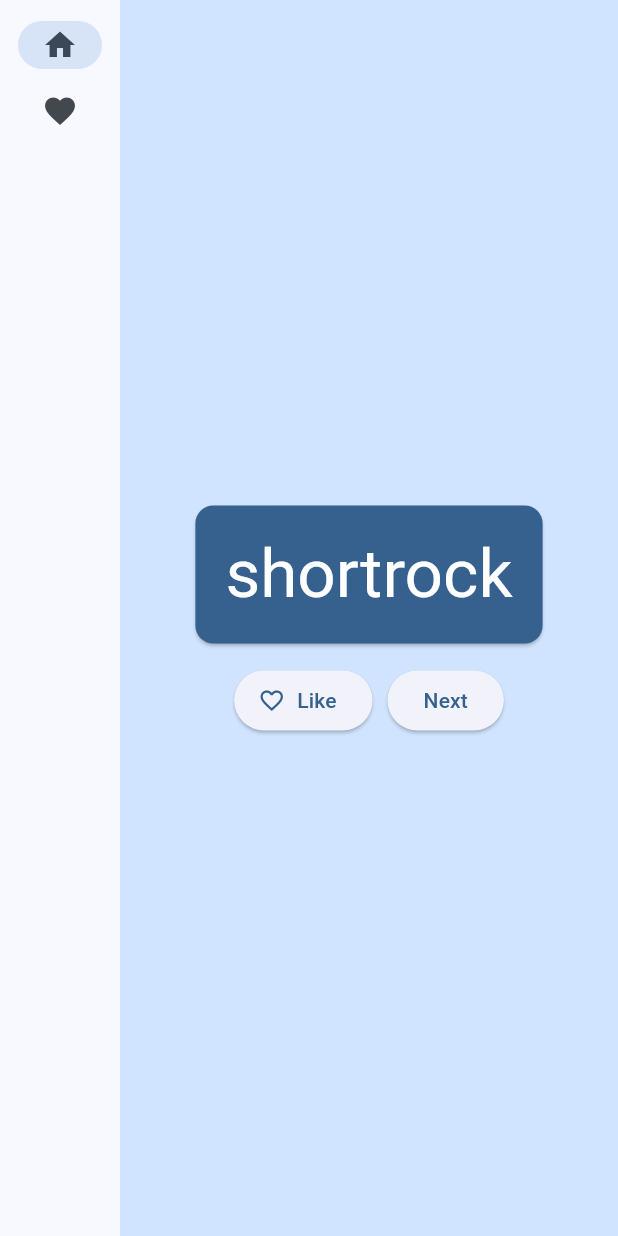
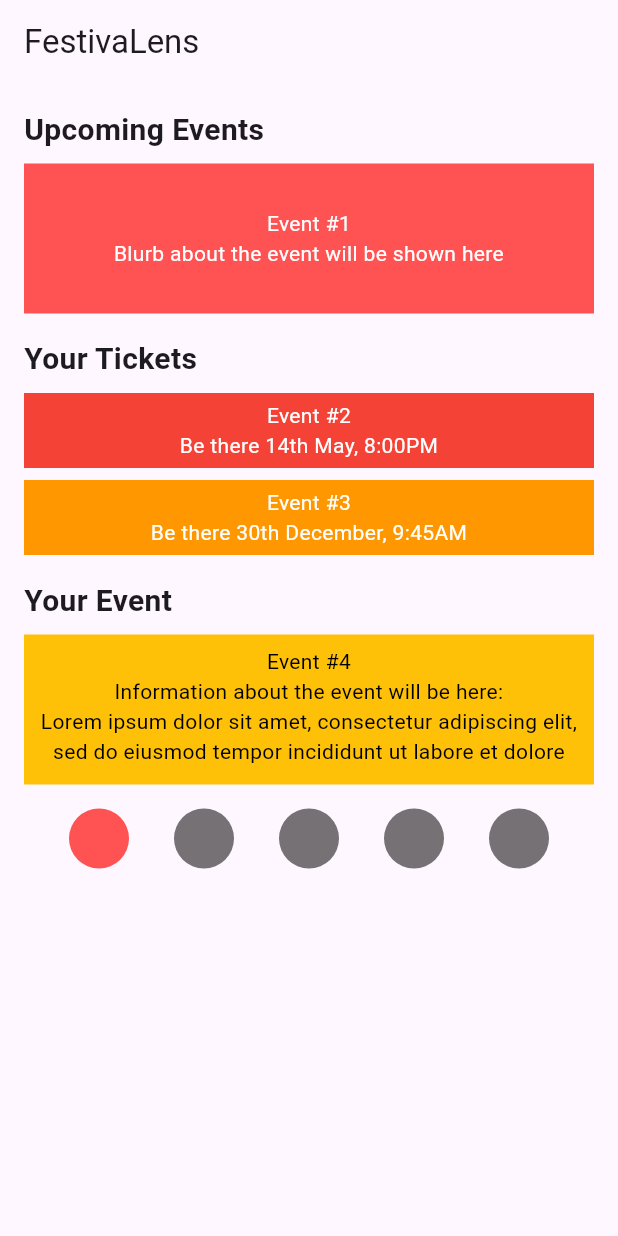
Before and after one commit to WillMBT/festivalens, a Flutter app: the screen it shows after launch, on a phone screen of 412 x 824 dp. Run offline on Flutter 3.47's test engine with Material 3 defaults, Android fonts, the phone set to English and light mode, and no system bars.

Commit message:
Update main.dart
Iteration 1

```diff
--- a/festivalens/lib/main.dart
+++ b/festivalens/lib/main.dart
@@ -1,215 +1,130 @@
-import 'package:english_words/english_words.dart';
 import 'package:flutter/material.dart';
-import 'package:provider/provider.dart';
+import 'package:flutter/services.dart';
 
 void main() {
-  runApp(MyApp());
+  runApp(FestivaLensApp());
 }
 
-class MyApp extends StatelessWidget {
-  const MyApp({super.key});
-
+class FestivaLensApp extends StatelessWidget {
   @override
   Widget build(BuildContext context) {
-    return ChangeNotifierProvider(
-      create: (context) => MyAppState(),
-      child: MaterialApp(
-        title: 'Namer App',
-        theme: ThemeData(
-          useMaterial3: true,
-          colorScheme: ColorScheme.fromSeed(seedColor: Colors.blue),
-        ),
-        home: MyHomePage(),
-      ),
+    return MaterialApp(
+      home: FestivaLensHomePage(),
     );
   }
 }
 
-class MyAppState extends ChangeNotifier {
-  var current = WordPair.random();
-void getNext() {
-    current = WordPair.random();
-    notifyListeners();
-  }
-
-  var favorites = <WordPair>[];
-
-  void toggleFavorite() {
-    if (favorites.contains(current)) {
-      favorites.remove(current);
-    } else {
-      favorites.add(current);
-    }
-    notifyListeners();
-  }
-}
-
-
-
-
-
-class MyHomePage extends StatefulWidget {
-  @override
-  State<MyHomePage> createState() => _MyHomePageState();
-}
-
-class _MyHomePageState extends State<MyHomePage> {
-  var selectedIndex = 0;
+class FestivaLensHomePage extends StatelessWidget {
   @override
   Widget build(BuildContext context) {
-
-    Widget page;
-switch (selectedIndex) {
-  case 0:
-    page = GeneratorPage();
-    break;
-  case 1:
-    page = FavoritesPage();
-    break;
-  default:
-    throw UnimplementedError('no widget for $selectedIndex');
-}
-
-    return LayoutBuilder(
-      builder: (context, constraints) {
-        return Scaffold(
-          body: Row(
-            children: [
-              SafeArea(
-                child: NavigationRail(
-                  extended: constraints.maxWidth >= 600,
-                  destinations: [
-                    NavigationRailDestination(
-                      icon: Icon(Icons.home),
-                      label: Text('Home'),
-                    ),
-                    NavigationRailDestination(
-                      icon: Icon(Icons.favorite),
-                      label: Text('Favorites'),
-                    ),
-                  ],
-                  selectedIndex: selectedIndex,    // ← Change to this.
-                  onDestinationSelected: (value) {
-                    setState(() {
-                      selectedIndex = value;
-                    });
-
-                  },
+    return Scaffold(
+      appBar: AppBar(
+        title: Text('FestivaLens'),
+      ),
+      body: Padding(
+        padding: const EdgeInsets.all(16.0),
+        child: Column(
+          crossAxisAlignment: CrossAxisAlignment.start,
+          children: [
+            Text(
+              'Upcoming Events',
+              style: TextStyle(
+                fontSize: 20,
+                fontWeight: FontWeight.bold,
+              ),
+            ),
+            SizedBox(height: 8),
+            Container(
+              height: 100,
+              color: Colors.redAccent,
+              child: Center(
+                child: Text(
+                  'Event #1\nBlurb about the event will be shown here',
+                  textAlign: TextAlign.center,
+                  style: TextStyle(
+                    color: Colors.white,
+                  ),
                 ),
               ),
-              Expanded(
-                child: Container(
-                  color: Theme.of(context).colorScheme.primaryContainer,
-                  child: page,
+            ),
+            SizedBox(height: 16),
+            Text(
+              'Your Tickets',
+              style: TextStyle(
+                fontSize: 20,
+                fontWeight: FontWeight.bold,
+              ),
+            ),
+            SizedBox(height: 8),
+            Container(
+              height: 50,
+              color: Colors.red,
+              child: Center(
+                child: Text(
+                  'Event #2\nBe there 14th May, 8:00PM',
+                  textAlign: TextAlign.center,
+                  style: TextStyle(
+                    color: Colors.white,
+                  ),
                 ),
               ),
-            ],
-          ),
-        );
-      }
-    );
-  }
-}
-
-
-class GeneratorPage extends StatelessWidget {
-  @override
-  Widget build(BuildContext context) {
-    var appState = context.watch<MyAppState>();
-    var pair = appState.current;
-
-    IconData icon;
-    if (appState.favorites.contains(pair)) {
-      icon = Icons.favorite;
-    } else {
-      icon = Icons.favorite_border;
-    }
-
-    return Center(
-      child: Column(
-        mainAxisAlignment: MainAxisAlignment.center,
-        children: [
-          BigCard(pair: pair),
-          SizedBox(height: 10),
-          Row(
-            mainAxisSize: MainAxisSize.min,
-            children: [
-              ElevatedButton.icon(
-                onPressed: () {
-                  appState.toggleFavorite();
-                },
-                icon: Icon(icon),
-                label: Text('Like'),
+            ),
+            SizedBox(height: 8),
+            Container(
+              height: 50,
+              color: Colors.orange,
+              child: Center(
+                child: Text(
+                  'Event #3\nBe there 30th December, 9:45AM',
+                  textAlign: TextAlign.center,
+                  style: TextStyle(
+                    color: Colors.white,
+                  ),
+                ),
               ),
-              SizedBox(width: 10),
-              ElevatedButton(
-                onPressed: () {
-                  appState.getNext();
-                },
-                child: Text('Next'),
+            ),
+            SizedBox(height: 16),
+            Text(
+              'Your Event',
+              style: TextStyle(
+                fontSize: 20,
+                fontWeight: FontWeight.bold,
               ),
-            ],
-          ),
-        ],
-      ),
-    );
-  }
-}
-
-class BigCard extends StatelessWidget {
-  const BigCard({
-    super.key,
-    required this.pair,
-  });
-
-  final WordPair pair;
-
-  @override
-  Widget build(BuildContext context) {
-    final theme = Theme.of(context);
-    final style = theme.textTheme.displayMedium!.copyWith(
-      color: theme.colorScheme.onPrimary,
-    );
-    return Card(
-      color: theme.colorScheme.primary,
-      child: Padding(
-        padding: const EdgeInsets.all(20),
-        child: Text(
-          pair.asLowerCase,
-          style: style,
-          semanticsLabel: "${pair.first} ${pair.second}",
+            ),
+            SizedBox(height: 8),
+            Container(
+              height: 100,
+              color: Colors.amber,
+              child: Center(
+                child: Padding(
+                  padding: const EdgeInsets.all(8.0),
+                  child: Text(
+                    'Event #4\nInformation about the event will be here:\nLorem ipsum dolor sit amet, consectetur adipiscing elit, sed do eiusmod tempor incididunt ut labore et dolore magna aliqua.',
+                    textAlign: TextAlign.center,
+                    style: TextStyle(
+                      color: Colors.black,
+                    ),
+                  ),
+                ),
+              ),
+            ),
+            SizedBox(height: 16),
+            Row(
+              mainAxisAlignment: MainAxisAlignment.spaceEvenly,
+              children: List.generate(5, (index) {
+                return Container(
+                  width: 40,
+                  height: 40,
+                  decoration: BoxDecoration(
+                    shape: BoxShape.circle,
+                    color: index == 0 ? Colors.redAccent : Colors.black54,
+                  ),
+                );
+              }),
+            ),
+          ],
         ),
       ),
     );
   }
 }
-
-
-
-class FavoritesPage extends StatelessWidget {
-  @override
-  Widget build(BuildContext context) {
-    var appState = context.watch<MyAppState>();
-
-     if (appState.favorites.isEmpty) {
-      return Center(
-        child: Text('No favorites yet.'),
-      );
-    }
-
-    return ListView(
-      children: [
-        Padding(
-          padding: const EdgeInsets.all(20),
-          child: Text('You have '
-              '${appState.favorites.length} favorites:'),
-        ),
-        for (var pair in appState.favorites)
-          ListTile(
-            leading: Icon(Icons.favorite),
-            title: Text(pair.asLowerCase),
-      ),
-      ],
-    );
-  }
-}
```
